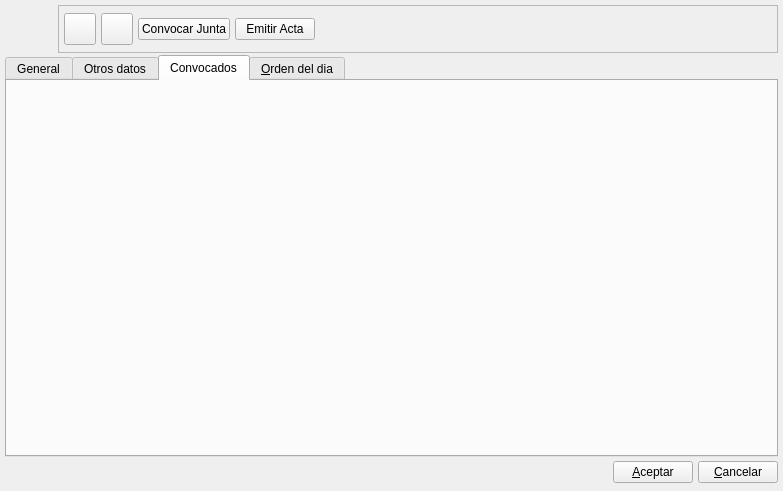
First picture: the form in bulmages/bulmafact/plugins/pluginbf_asociacion/convreunionbase.ui, repository eboladev/Bulmages-1, before the edit.
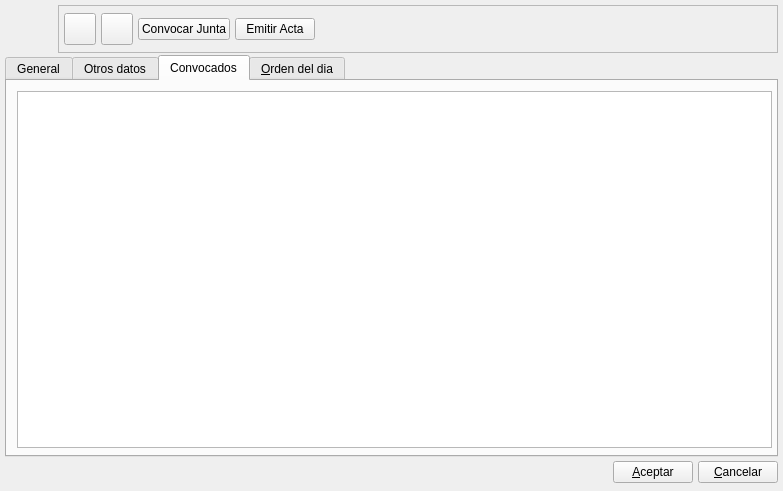
Second picture: the form after the edit. The open tabs and pages were chosen to show the change. Icons and pictures are not drawn. Custom widgets are drawn as their Qt base class.

```diff
--- a/bulmages/bulmafact/plugins/pluginbf_asociacion/convreunionbase.ui
+++ b/bulmages/bulmafact/plugins/pluginbf_asociacion/convreunionbase.ui
@@ -313,6 +313,16 @@
       <attribute name="title" >
        <string>Convocados</string>
       </attribute>
+      <widget class="BfSubForm" name="mui_list" >
+       <property name="geometry" >
+        <rect>
+         <x>10</x>
+         <y>10</y>
+         <width>755</width>
+         <height>357</height>
+        </rect>
+       </property>
+      </widget>
      </widget>
      <widget class="QWidget" name="Tab1" >
       <attribute name="title" >
@@ -326,7 +336,7 @@
         <number>5</number>
        </property>
        <item row="0" column="0" colspan="2" >
-        <widget class="BfSubForm" name="mui_list" />
+        <widget class="BfSubForm" name="mui_list1" />
        </item>
       </layout>
      </widget>
```
Left out of the diff: 2 changed lines with no effect on the pictures.
